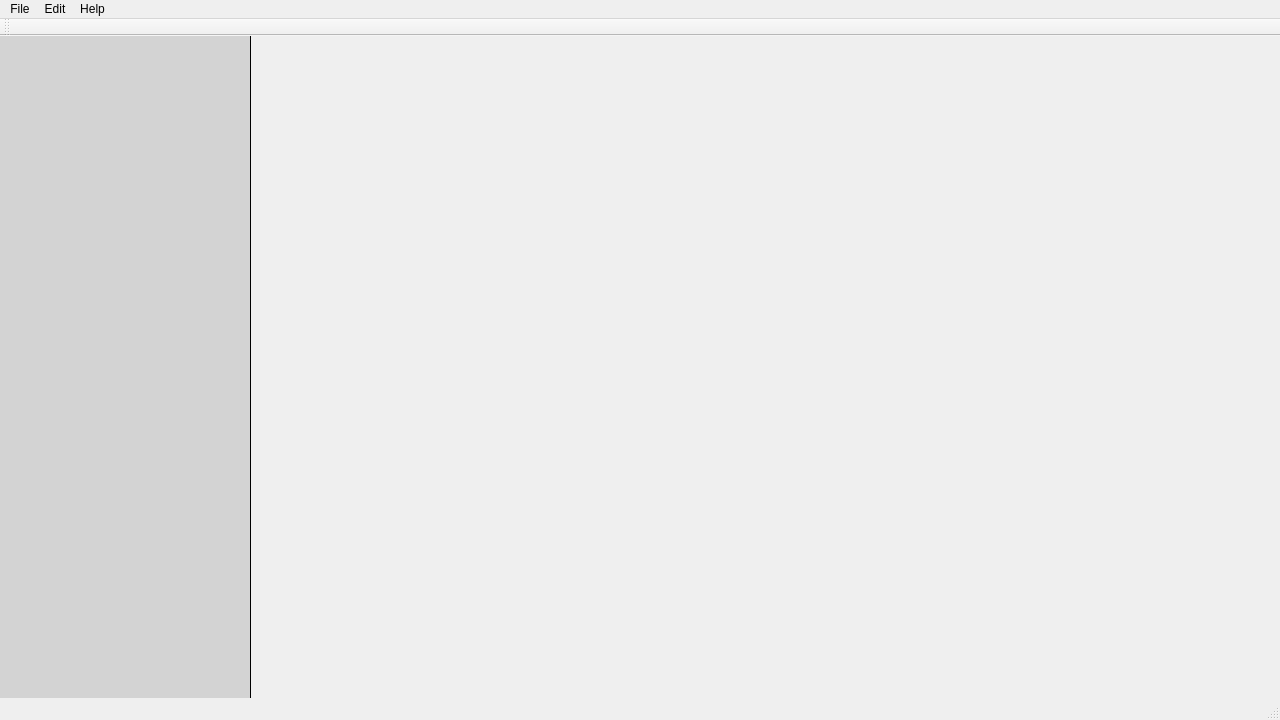
This is mainwindow.ui in jpark651/Schulich-Dashboard-Project as Qt 5 draws it before an edit. The edited form follows.
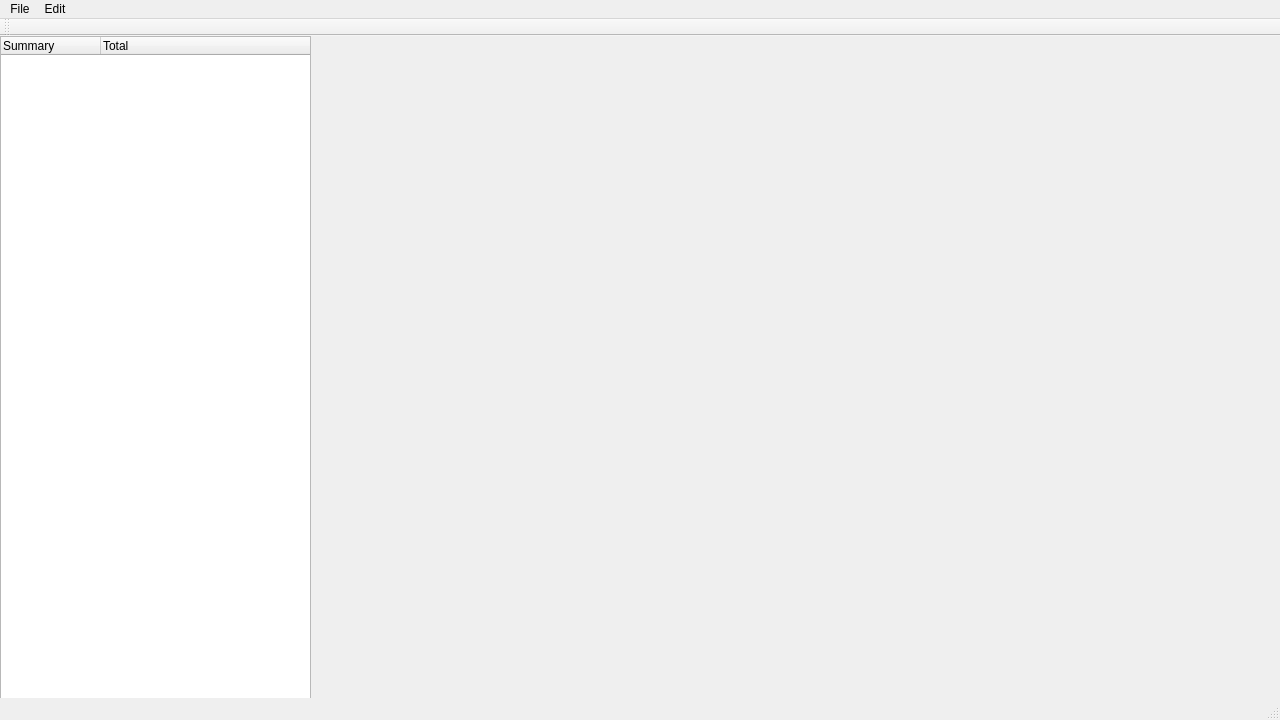
This is the edited form.

Commit message: Added Publication items

Patch:
```diff
--- a/mainwindow.ui
+++ b/mainwindow.ui
@@ -14,20 +14,28 @@
    <string>MainWindow</string>
   </property>
   <widget class="QWidget" name="centralWidget">
-   <widget class="QTreeView" name="treeView">
+   <widget class="QTreeWidget" name="publicationTree">
     <property name="geometry">
      <rect>
       <x>0</x>
       <y>0</y>
-      <width>251</width>
-      <height>685</height>
+      <width>311</width>
+      <height>671</height>
      </rect>
     </property>
-    <property name="styleSheet">
-     <string notr="true">background: #d3d3d3;
-border: none;
-border-right: 1px solid black;</string>
+    <property name="sizeAdjustPolicy">
+     <enum>QAbstractScrollArea::AdjustIgnored</enum>
     </property>
+    <column>
+     <property name="text">
+      <string>Summary</string>
+     </property>
+    </column>
+    <column>
+     <property name="text">
+      <string>Total</string>
+     </property>
+    </column>
    </widget>
   </widget>
   <widget class="QMenuBar" name="menuBar">
@@ -50,14 +58,8 @@
      <string>Edit</string>
     </property>
    </widget>
-   <widget class="QMenu" name="menuHelp">
-    <property name="title">
-     <string>Help</string>
-    </property>
-   </widget>
    <addaction name="menuFile"/>
    <addaction name="menuEdit"/>
-   <addaction name="menuHelp"/>
   </widget>
   <widget class="QToolBar" name="mainToolBar">
    <attribute name="toolBarArea">
```
Left out of the diff: 28 changed lines with no effect on the pictures. The commit also changes 4 other files.
